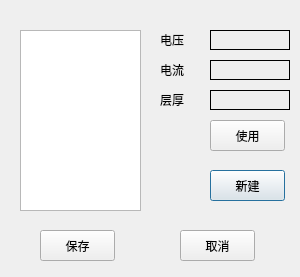
Above: ZCIPS/CTScan/linedetairdisposedialog.ui from maozi2327/ZCIPS before the change. Below: the same form after it.
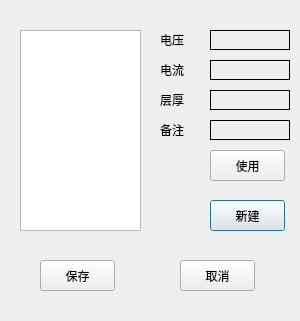
That is the form after the change.

The edit to the form file:
```diff
--- a/ZCIPS/CTScan/linedetairdisposedialog.ui
+++ b/ZCIPS/CTScan/linedetairdisposedialog.ui
@@ -7,7 +7,7 @@
     <x>0</x>
     <y>0</y>
     <width>300</width>
-    <height>277</height>
+    <height>321</height>
    </rect>
   </property>
   <property name="windowTitle">
@@ -19,7 +19,7 @@
      <x>20</x>
      <y>30</y>
      <width>121</width>
-     <height>181</height>
+     <height>201</height>
     </rect>
    </property>
    <property name="editTriggers">
@@ -51,7 +51,7 @@
    <property name="geometry">
     <rect>
      <x>210</x>
-     <y>170</y>
+     <y>200</y>
      <width>75</width>
      <height>31</height>
     </rect>
@@ -64,7 +64,7 @@
    <property name="geometry">
     <rect>
      <x>40</x>
-     <y>230</y>
+     <y>260</y>
      <width>75</width>
      <height>31</height>
     </rect>
@@ -80,7 +80,7 @@
    <property name="geometry">
     <rect>
      <x>210</x>
-     <y>120</y>
+     <y>150</y>
      <width>75</width>
      <height>31</height>
     </rect>
@@ -211,7 +211,7 @@
    <property name="geometry">
     <rect>
      <x>180</x>
-     <y>230</y>
+     <y>260</y>
      <width>75</width>
      <height>31</height>
     </rect>
@@ -276,6 +276,62 @@
     <string>层厚</string>
    </property>
   </widget>
+  <widget class="QLabel" name="comentLabel">
+   <property name="geometry">
+    <rect>
+     <x>210</x>
+     <y>120</y>
+     <width>80</width>
+     <height>20</height>
+    </rect>
+   </property>
+   <property name="sizePolicy">
+    <sizepolicy hsizetype="Minimum" vsizetype="Fixed">
+     <horstretch>0</horstretch>
+     <verstretch>0</verstretch>
+    </sizepolicy>
+   </property>
+   <property name="minimumSize">
+    <size>
+     <width>80</width>
+     <height>0</height>
+    </size>
+   </property>
+   <property name="maximumSize">
+    <size>
+     <width>80</width>
+     <height>16777215</height>
+    </size>
+   </property>
+   <property name="frameShape">
+    <enum>QFrame::Box</enum>
+   </property>
+  </widget>
+  <widget class="QLabel" name="label_3">
+   <property name="geometry">
+    <rect>
+     <x>160</x>
+     <y>120</y>
+     <width>54</width>
+     <height>20</height>
+    </rect>
+   </property>
+   <property name="minimumSize">
+    <size>
+     <width>54</width>
+     <height>0</height>
+    </size>
+   </property>
+   <property name="maximumSize">
+    <size>
+     <width>54</width>
+     <height>16777215</height>
+    </size>
+   </property>
+   <property name="text">
+    <string>备注</string>
+   </property>
+  </widget>
  </widget>
  <layoutdefault spacing="6" margin="11"/>
  <resources/>
```
Left out of the diff: 6 changed lines with no effect on the pictures.
